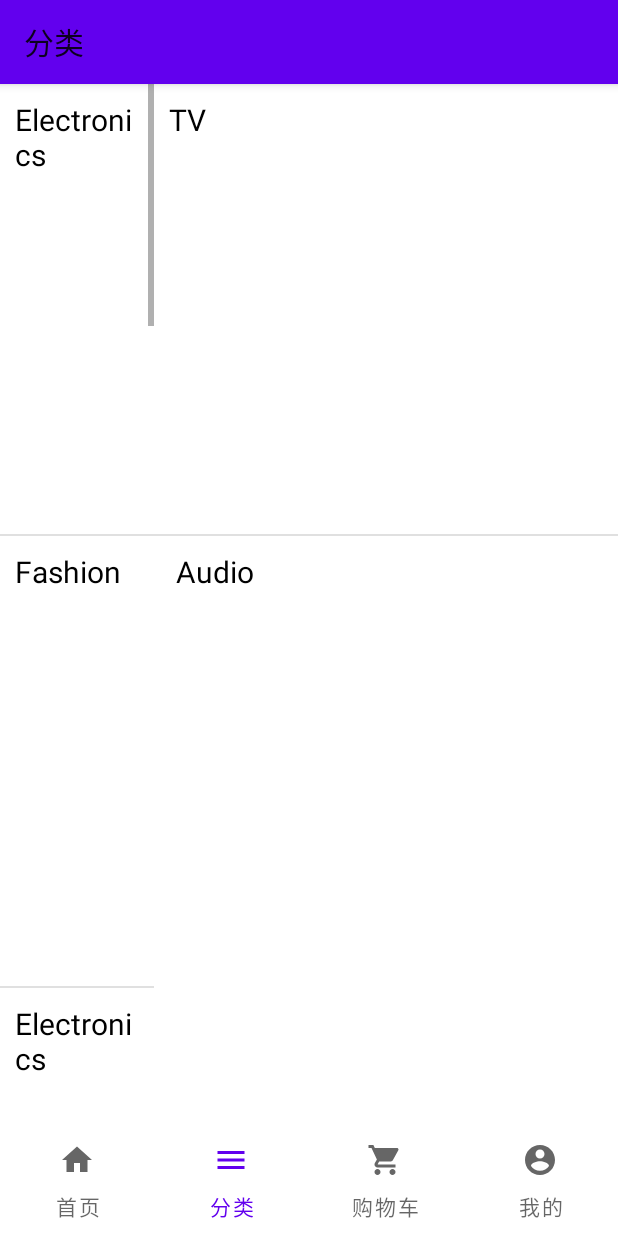
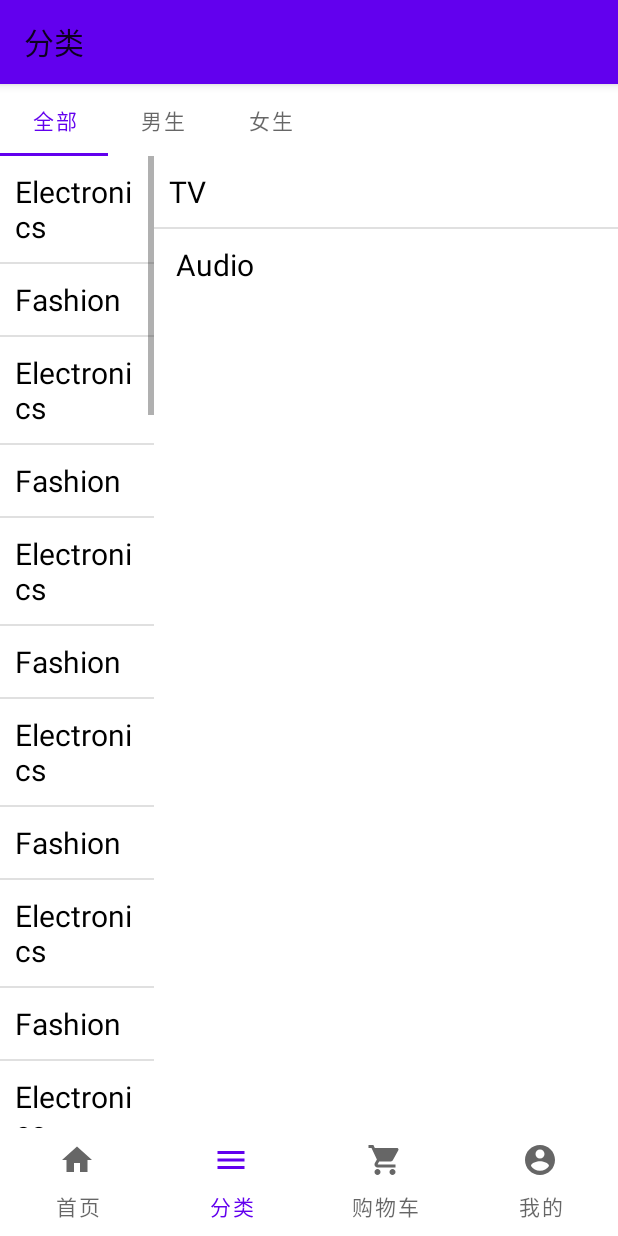
Before and after one commit to fangjian98/MaxxShop, an Android app: the screen it shows after launch (MainActivity), item 2 of the bottom bar chosen, on a phone screen of 412 x 824 dp. Run offline under Robolectric (Android 15) with nearby library versions, the phone set to English and light mode, and no system bars.

Commit message:
add tab and viewpager for class fragment

```diff
--- a/app/src/main/java/com/example/maxxshop/adapter/TabsPagerAdapter.java
+++ b/app/src/main/java/com/example/maxxshop/adapter/TabsPagerAdapter.java
@@ -1,31 +1,44 @@
 package com.example.maxxshop.adapter;
 
 import android.content.Context;
+import android.util.SparseArray;
 
 import androidx.annotation.NonNull;
 import androidx.fragment.app.Fragment;
 import androidx.fragment.app.FragmentManager;
 import androidx.fragment.app.FragmentPagerAdapter;
 
+import com.example.maxxshop.R;
+import com.example.maxxshop.ui.TabItemContentFragment;
+
 public class TabsPagerAdapter extends FragmentPagerAdapter {
 
     private Context context;
     private int numTabs;
+    SparseArray<String> mTabTitle = new SparseArray<>();
 
     public TabsPagerAdapter(FragmentManager manager, Context context, int numTabs) {
         super(manager);
         this.context = context;
         this.numTabs = numTabs;
+
+        mTabTitle.put(0,"全部");
+        mTabTitle.put(1,"男生");
+        mTabTitle.put(2,"女生");
     }
 
-    @NonNull
     @Override
     public Fragment getItem(int position) {
-        return null;
+        return TabItemContentFragment.newInstance(position);
     }
 
     @Override
     public int getCount() {
-        return 0;
+        return numTabs;
+    }
+
+    @Override
+    public CharSequence getPageTitle(int position) {
+        return mTabTitle.get(position);
     }
 }
--- a/app/src/main/java/com/example/maxxshop/ui/ClassFragment.java
+++ b/app/src/main/java/com/example/maxxshop/ui/ClassFragment.java
@@ -1,26 +1,30 @@
 package com.example.maxxshop.ui;
 
+import android.util.SparseArray;
+import android.view.LayoutInflater;
 import android.view.View;
 import android.widget.AdapterView;
 import android.widget.ListView;
 
+import androidx.viewpager.widget.ViewPager;
+
 import com.example.maxxshop.R;
 import com.example.maxxshop.adapter.CategoryAdapter;
 import com.example.maxxshop.adapter.SubCategoryAdapter;
+import com.example.maxxshop.adapter.TabsPagerAdapter;
+import com.example.maxxshop.adapter.ViewPagerAdapter;
 import com.example.maxxshop.base.BaseFragment;
 import com.example.maxxshop.bean.Category;
+import com.google.android.material.tabs.TabLayout;
 
 import java.util.ArrayList;
+import java.util.List;
 
 public class ClassFragment extends BaseFragment {
 
-    private ListView mCategoryListView;
-    private ListView mSubCategoryListView;
+    private TabLayout mTabLayout;
+    private ViewPager mViewPager;
 
-    private CategoryAdapter mCategoryAdapter;
-    private SubCategoryAdapter mSubCategoryAdapter;
-
-    private ArrayList<Category> mCategoryList;
     @Override
     protected int getContentView() {
         return R.layout.layout_class_fragment;
@@ -28,36 +32,25 @@ public class ClassFragment extends BaseFragment {
 
     @Override
     protected void initView() {
-        mCategoryListView = (ListView) mRootView.findViewById(R.id.list_view_category);
-        mSubCategoryListView = (ListView) mRootView.findViewById(R.id.list_view_sub_category);
+        mTabLayout = mRootView.findViewById(R.id.tab_class);
+        mViewPager = mRootView.findViewById(R.id.viewpager_class);
     }
 
     @Override
     protected void initData() {
-        mCategoryList = new ArrayList<Category>();
-        int i = 5;
-        while (i != 0) {
-            mCategoryList.add(new Category("Electronics", "TV, Audio"));
-            mCategoryList.add(new Category("Fashion", "Clothing, Accessories"));
-            i--;
-        }
+        //initTabs();
+        setupViewPager();
+    }
 
-        mCategoryAdapter = new CategoryAdapter(getActivity(), mCategoryList);
-        mCategoryListView.setAdapter(mCategoryAdapter);
+    private void initTabs() {
+        mTabLayout.addTab(mTabLayout.newTab().setText("全部"));
+        mTabLayout.addTab(mTabLayout.newTab().setText("男生"));
+        mTabLayout.addTab(mTabLayout.newTab().setText("女生"));
+    }
 
-        ArrayList<String> defaultSubCategories = new ArrayList<>(mCategoryList.get(0).getSubCategories());
-
-        mSubCategoryAdapter = new SubCategoryAdapter(this.getActivity(), defaultSubCategories);
-        mSubCategoryListView.setAdapter(mSubCategoryAdapter);
-
-        mCategoryListView.setOnItemClickListener(new AdapterView.OnItemClickListener() {
-            @Override
-            public void onItemClick(AdapterView<?> parent, View view, int position, long id) {
-                ArrayList<String> clickSubCategories = new ArrayList<>(mCategoryList.get(position).getSubCategories());
-                mSubCategoryAdapter.updateCategory(clickSubCategories);
-            }
-        });
-
+    private void setupViewPager() {
+        mViewPager.setAdapter(new TabsPagerAdapter(getChildFragmentManager(),mContext,3));
+        mTabLayout.setupWithViewPager(mViewPager);
     }
 
     @Override
--- /dev/null
+++ b/app/src/main/java/com/example/maxxshop/ui/TabItemContentFragment.java
@@ -0,0 +1,80 @@
+package com.example.maxxshop.ui;
+
+import android.os.Bundle;
+import android.view.LayoutInflater;
+import android.view.View;
+import android.view.ViewGroup;
+import android.widget.AdapterView;
+import android.widget.ListView;
+import android.widget.TextView;
+
+import androidx.annotation.Nullable;
+import androidx.fragment.app.Fragment;
+
+import com.example.maxxshop.R;
+import com.example.maxxshop.adapter.CategoryAdapter;
+import com.example.maxxshop.adapter.SubCategoryAdapter;
+import com.example.maxxshop.bean.Category;
+
+import java.util.ArrayList;
+
+public class TabItemContentFragment extends Fragment {
+    private static final String TAB_NUMBER = "tab_number";
+
+    public TabItemContentFragment() {
+    }
+
+    public static TabItemContentFragment newInstance(int tabNumber) {
+        TabItemContentFragment fragment = new TabItemContentFragment();
+        Bundle bundle = new Bundle();
+        bundle.putInt(TAB_NUMBER, tabNumber);
+        fragment.setArguments(bundle);
+        return fragment;
+    }
+
+    @Nullable
+    @Override
+    public View onCreateView(LayoutInflater inflater, @Nullable ViewGroup viewGroup, @Nullable Bundle bundle) {
+        View view = inflater.inflate(R.layout.double_list_layout, viewGroup, false /* attachToRoot */);
+        //int tabNumber = getArguments().getInt(TAB_NUMBER, -1);
+
+        initCategory(view);
+
+        return view;
+    }
+
+    private ListView mCategoryListView;
+    private ListView mSubCategoryListView;
+    private CategoryAdapter mCategoryAdapter;
+    private SubCategoryAdapter mSubCategoryAdapter;
+    private ArrayList<Category> mCategoryList;
+
+    private void initCategory(View view) {
+        mCategoryListView = (ListView) view.findViewById(R.id.list_view_category);
+        mSubCategoryListView = (ListView) view.findViewById(R.id.list_view_sub_category);
+
+        mCategoryList = new ArrayList<Category>();
+        int i = 20;
+        while (i != 0) {
+            mCategoryList.add(new Category("Electronics", "TV, Audio"));
+            mCategoryList.add(new Category("Fashion", "Clothing, Accessories"));
+            i--;
+        }
+
+        mCategoryAdapter = new CategoryAdapter(getActivity(), mCategoryList);
+        mCategoryListView.setAdapter(mCategoryAdapter);
+
+        ArrayList<String> defaultSubCategories = new ArrayList<>(mCategoryList.get(0).getSubCategories());
+
+        mSubCategoryAdapter = new SubCategoryAdapter(this.getActivity(), defaultSubCategories);
+        mSubCategoryListView.setAdapter(mSubCategoryAdapter);
+
+        mCategoryListView.setOnItemClickListener(new AdapterView.OnItemClickListener() {
+            @Override
+            public void onItemClick(AdapterView<?> parent, View view, int position, long id) {
+                ArrayList<String> clickSubCategories = new ArrayList<>(mCategoryList.get(position).getSubCategories());
+                mSubCategoryAdapter.updateCategory(clickSubCategories);
+            }
+        });
+    }
+}
--- a/app/src/main/res/layout/category_list_item.xml
+++ b/app/src/main/res/layout/category_list_item.xml
@@ -1,7 +1,7 @@
 <TextView xmlns:android="http://schemas.android.com/apk/res/android"
     android:id="@+id/category_name"
     android:layout_width="match_parent"
-    android:layout_height="300dp"
+    android:layout_height="wrap_content"
     android:padding="10dp"
     android:textColor="@android:color/black"
     android:textSize="20sp" />
--- /dev/null
+++ b/app/src/main/res/layout/double_list_layout.xml
@@ -0,0 +1,18 @@
+<?xml version="1.0" encoding="utf-8"?>
+<LinearLayout xmlns:android="http://schemas.android.com/apk/res/android"
+    android:layout_width="match_parent"
+    android:layout_height="wrap_content"
+    android:orientation="horizontal">
+
+    <ListView
+        android:id="@+id/list_view_category"
+        android:layout_width="0dp"
+        android:layout_height="wrap_content"
+        android:layout_weight="1" />
+
+    <ListView
+        android:id="@+id/list_view_sub_category"
+        android:layout_width="0dp"
+        android:layout_height="wrap_content"
+        android:layout_weight="3" />
+</LinearLayout>
--- a/app/src/main/res/layout/layout_class_fragment.xml
+++ b/app/src/main/res/layout/layout_class_fragment.xml
@@ -1,18 +1,20 @@
 <?xml version="1.0" encoding="utf-8"?>
 <LinearLayout xmlns:android="http://schemas.android.com/apk/res/android"
+    xmlns:app="http://schemas.android.com/apk/res-auto"
     android:layout_width="match_parent"
     android:layout_height="wrap_content"
-    android:orientation="horizontal">
+    android:orientation="vertical">
 
-    <ListView
-        android:id="@+id/list_view_category"
-        android:layout_width="0dp"
+    <com.google.android.material.tabs.TabLayout
+        android:id="@+id/tab_class"
+        android:layout_width="match_parent"
         android:layout_height="wrap_content"
-        android:layout_weight="1" />
+        app:tabMode="scrollable"/>
 
-    <ListView
-        android:id="@+id/list_view_sub_category"
-        android:layout_width="0dp"
-        android:layout_height="wrap_content"
-        android:layout_weight="3" />
+    <androidx.viewpager.widget.ViewPager
+        android:id="@+id/viewpager_class"
+        android:layout_width="match_parent"
+        android:layout_height="match_parent"/>
+
+    <!--<include layout="@layout/double_list_layout" />-->
 </LinearLayout>
--- a/app/src/main/res/layout/layout_home_fragment.xml
+++ b/app/src/main/res/layout/layout_home_fragment.xml
@@ -17,7 +17,7 @@
         app:queryHint="@string/app_name"
         app:theme="@style/CustomSearchViewStyle" />
 
-    <ScrollView
+    <androidx.core.widget.NestedScrollView
         android:layout_width="match_parent"
         android:layout_height="match_parent"
         android:layout_marginTop="60dp"
@@ -52,7 +52,7 @@
                 android:layout_width="match_parent"
                 android:layout_height="wrap_content"/>
         </LinearLayout>
-    </ScrollView>
+    </androidx.core.widget.NestedScrollView>
 
 
 </androidx.coordinatorlayout.widget.CoordinatorLayout>
```
Also changed, not shown: app/src/main/java/com/example/maxxshop/adapter/ViewPagerAdapter.java (added, +47 -0 lines).
